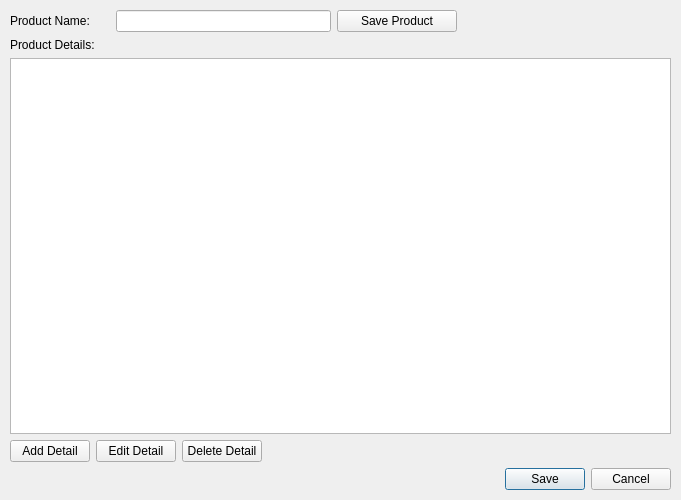
Jaeger790/bntcandles, file producteditor.ui: the form before one commit.
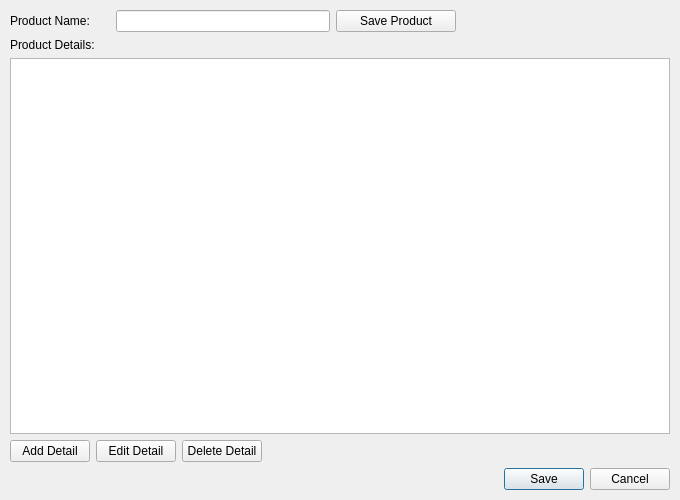
The form after the commit.

Patch:
```diff
--- a/producteditor.ui
+++ b/producteditor.ui
@@ -6,7 +6,7 @@
    <rect>
     <x>0</x>
     <y>0</y>
-    <width>681</width>
+    <width>680</width>
     <height>500</height>
    </rect>
   </property>
```
